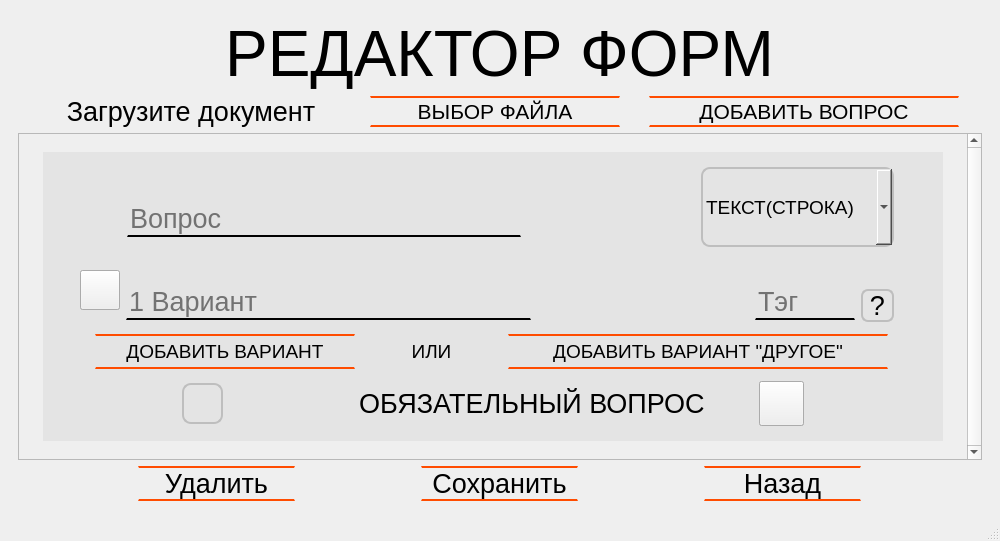
This is Main_Form_tm.ui in Morskoikot/------- as Qt 5 draws it before an edit. The edited form follows.
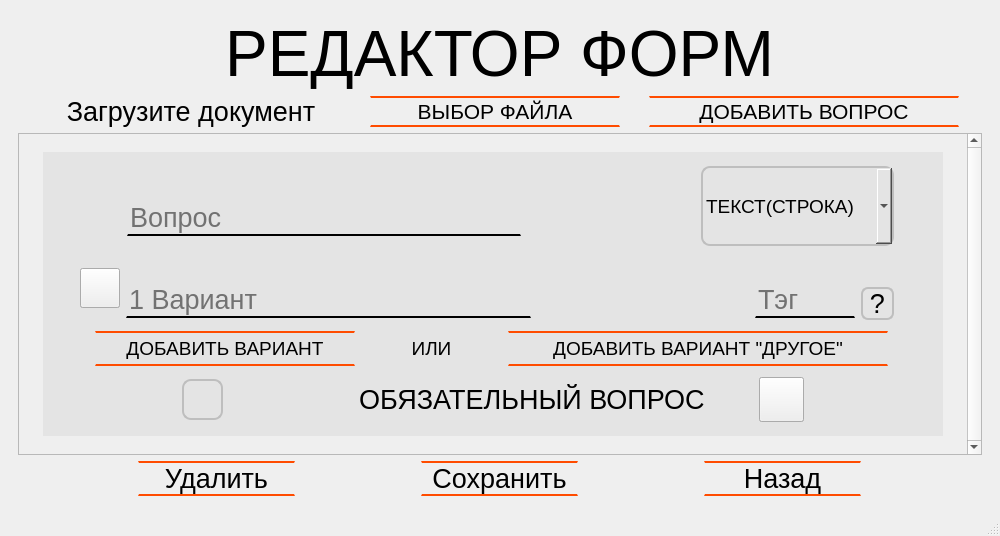
This is the edited form. The open tabs and pages were chosen to show the change. Icons and pictures are not drawn.

Patch:
```diff
--- a/Main_Form_tm.ui
+++ b/Main_Form_tm.ui
@@ -7,7 +7,7 @@
     <x>0</x>
     <y>0</y>
     <width>1000</width>
-    <height>541</height>
+    <height>536</height>
    </rect>
   </property>
   <property name="windowTitle">
@@ -304,8 +304,8 @@
                 <rect>
                  <x>0</x>
                  <y>0</y>
-                 <width>941</width>
-                 <height>287</height>
+                 <width>957</width>
+                 <height>340</height>
                 </rect>
                </property>
                <property name="layoutDirection">
```
Left out of the diff: 48 changed lines with no effect on the pictures.
